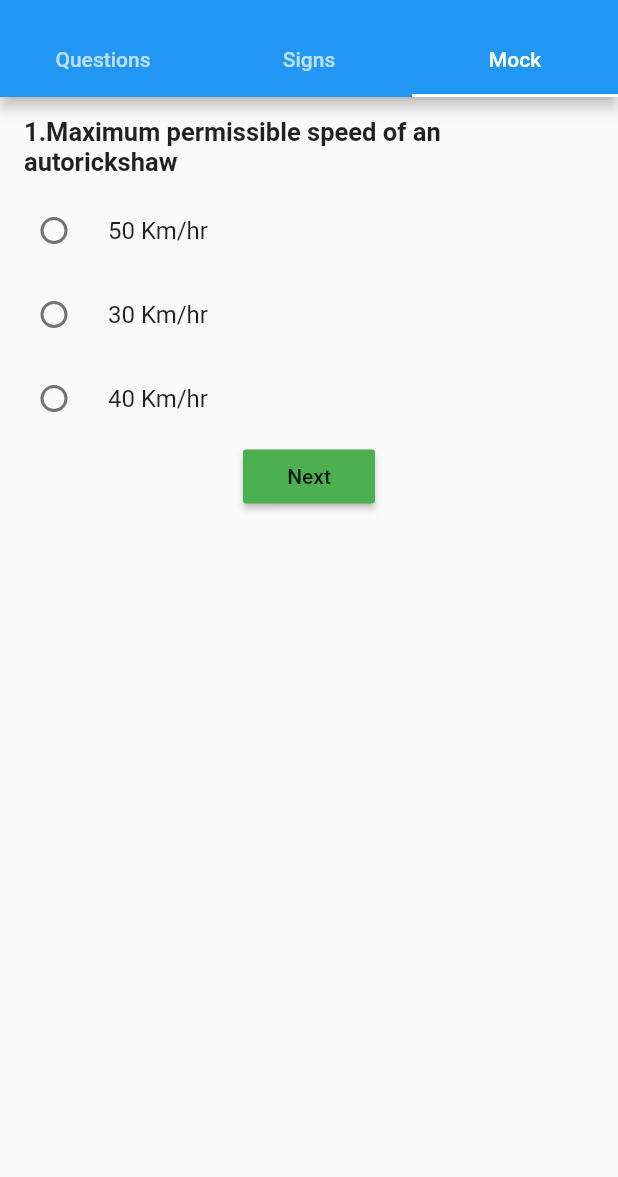
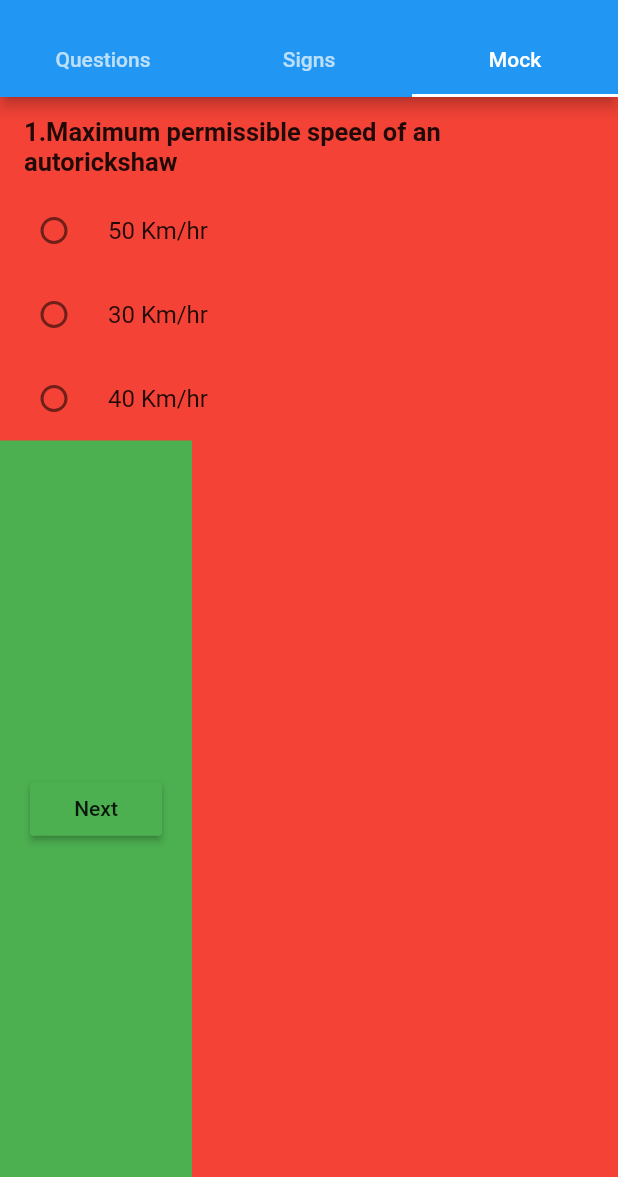
Before and after one commit to sheminanto/learners_app, a Flutter app: the screen it shows after launch, tab 3 chosen, on a phone screen of 412 x 824 dp, the part 59-1236 px from its top. Run offline on Flutter 3.47's test engine with Material 2 defaults, Android fonts, the phone set to English and light mode, and no system bars.

Commit message:
Update mock.dart

```diff
--- a/lib/mock.dart
+++ b/lib/mock.dart
@@ -13,7 +13,7 @@ class Mock extends StatefulWidget {
 }
 
 class _MockState extends State<Mock> {
-  int selectedOption;
+  int selectedOption = 0;
   int count;
   Timer _timer;
   bool timeout = false;
@@ -21,7 +21,7 @@ class _MockState extends State<Mock> {
   @override
   void initState() {
     super.initState();
-    selectedOption = 0;
+    // selectedOption = 0;
     _generateQuestion();
     _startTimer();
   }
@@ -70,27 +70,25 @@ class _MockState extends State<Mock> {
 //        while(_questionIndex.contains(q))
 //          q = random.nextInt(english.length);
       _questionIndex.add(q);
-
     }
     print(_questionIndex);
   }
 
-  _startTimer(){
+  _startTimer() {
     print("------------Starting Timer----------------");
     count = 10;
-    _timer = Timer(Duration(seconds: 20),_stopTimer);
+    _timer = Timer(Duration(seconds: 600), _stopTimer);
     print(_timer.tick);
     count--;
     print(_timer.runtimeType);
+  }
 
-  }
-  _stopTimer(){
+  _stopTimer() {
     print("-------------Time Elapsed-----------------");
     setState(() {
       _timer.cancel();
       timeout = true;
     });
-
   }
 
   @override
@@ -98,6 +96,7 @@ class _MockState extends State<Mock> {
     // TODO: implement build
     return _index < 20 && !timeout
         ? Container(
+            color: Colors.red,
             padding: EdgeInsets.only(top: 5),
             child: Column(
               children: <Widget>[
@@ -139,17 +138,30 @@ class _MockState extends State<Mock> {
                     setSelectedOption(val);
                   },
                 ),
-              RaisedButton(
+                Expanded(
+                    child: Row(
+                  mainAxisAlignment: MainAxisAlignment.spaceBetween,
+                  crossAxisAlignment: CrossAxisAlignment.stretch,
+                  children: [
+                    Container(
+                      color: Colors.green,
+                      padding: EdgeInsets.all(20),
+                      alignment: Alignment.center,
+                      child: RaisedButton(
                         child: Text("Next"),
                         color: Colors.green,
                         onPressed: _answerQuestion,
-              )
+                      ),
+                    ),
+                  ],
+                ))
               ],
             ))
         : Container(
             child: Center(
             child: Text(
-              "Test Completed\nYour Score : $_totalScore\nStatus : "+(_totalScore < 12 ? "Failed" : "Passed"),
+              "Test Completed\nYour Score : $_totalScore\nStatus : " +
+                  (_totalScore < 12 ? "Failed" : "Passed"),
               style: TextStyle(fontWeight: FontWeight.bold, fontSize: 20),
             ),
           ));
```
Lines whose indentation alone changed are shown as unchanged.
